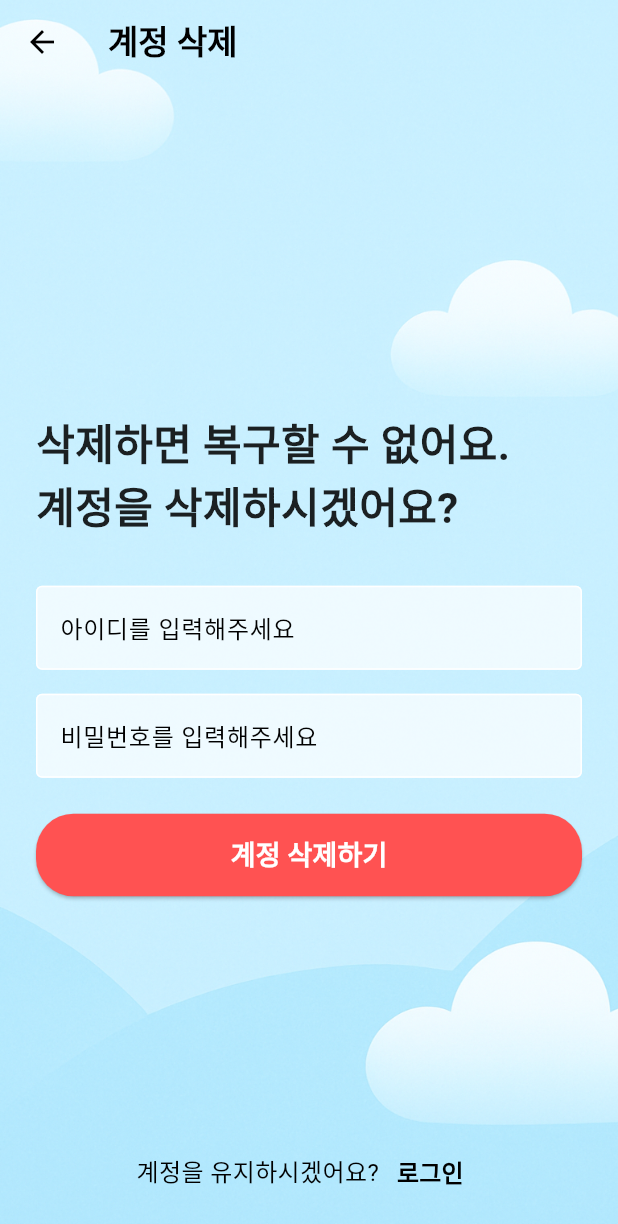
After one commit to kimhamyong/np-vending-machine-app, a Flutter app: the DeleteAccountScreen screen opened by its route, on a phone screen of 412 x 824 dp. The commit adds this screen. Shown: the top 1224 px of the screen. Run offline on Flutter 3.47's test engine with Material 3 defaults, Android fonts, the phone set to English and light mode, and no system bars; our stand-ins replace shared_preferences; accounts and stored records are empty; Roboto replaces fonts that are missing (Pretendard).

Commit message:
feat: 계정 삭제 추가

```diff
--- a/lib/main.dart
+++ b/lib/main.dart
@@ -1,4 +1,5 @@
 import 'package:flutter/material.dart';
+import 'package:np_vending_machine_app/screens/onboarding/delete_screen.dart';
 import 'package:np_vending_machine_app/screens/onboarding/initial_screen.dart';
 import 'package:np_vending_machine_app/screens/onboarding/login_screen.dart';
 import 'package:np_vending_machine_app/screens/onboarding/signup_screen.dart';
@@ -38,6 +39,8 @@ class VendingMachineApp extends StatelessWidget {
         '/vending': (context) => VendingScreen(),
         '/admin': (context) => AdminScreen(),
         '/sales': (context) => SalesScreen(),
+        '/sales': (context) => SalesScreen(),
+        '/delete-account': (context) => DeleteAccountScreen(),
       },
     );
   }
--- /dev/null
+++ b/lib/screens/onboarding/delete_screen.dart
@@ -0,0 +1,186 @@
+import 'package:flutter/material.dart';
+
+class DeleteAccountScreen extends StatefulWidget {
+  static const routeName = '/delete-account';
+
+  @override
+  _DeleteAccountScreenState createState() => _DeleteAccountScreenState();
+}
+
+class _DeleteAccountScreenState extends State<DeleteAccountScreen> {
+  final TextEditingController emailController = TextEditingController();
+  final TextEditingController passwordController = TextEditingController();
+
+  String? emailError;
+  String? passwordError;
+
+  void handleDeleteAccount() {
+    final email = emailController.text.trim();
+    final password = passwordController.text;
+
+    setState(() {
+      emailError = null;
+      passwordError = null;
+    });
+
+    if (email.isEmpty || !email.contains('@')) {
+      setState(() {
+        emailError = '올바른 아이디(이메일)를 입력해주세요.';
+      });
+      return;
+    }
+
+    if (password.isEmpty || password.length < 4) {
+      setState(() {
+        passwordError = '비밀번호를 입력해주세요.';
+      });
+      return;
+    }
+
+    // 실제 삭제 로직 처리 (서버와 통신 등)
+    print('계정 삭제 완료: $email');
+    Navigator.pushReplacementNamed(context, '/login');
+  }
+
+  @override
+  Widget build(BuildContext context) {
+    return Scaffold(
+      extendBodyBehindAppBar: true,
+      appBar: AppBar(
+        title: const Text(
+          '계정 삭제',
+          style: TextStyle(
+            fontFamily: 'Pretendard',
+            fontWeight: FontWeight.bold,
+          ),
+        ),
+        backgroundColor: Colors.transparent,
+        elevation: 0,
+      ),
+      body: Container(
+        decoration: const BoxDecoration(
+          image: DecorationImage(
+            image: AssetImage('assets/images/background.png'),
+            fit: BoxFit.cover,
+          ),
+        ),
+        child: Center(
+          child: SingleChildScrollView(
+            padding: const EdgeInsets.symmetric(horizontal: 24.0),
+            child: Column(
+              crossAxisAlignment: CrossAxisAlignment.start,
+              children: [
+                const SizedBox(height: kToolbarHeight + 200),
+
+                Text(
+                  "삭제하면 복구할 수 없어요.\n계정을 삭제하시겠어요?",
+                  style: const TextStyle(
+                    fontSize: 28,
+                    fontWeight: FontWeight.bold,
+                    fontFamily: 'Pretendard',
+                    color: Colors.black87,
+                  ),
+                ),
+                const SizedBox(height: 32),
+
+                // 아이디 입력
+                TextField(
+                  controller: emailController,
+                  decoration: InputDecoration(
+                    labelText: '아이디를 입력해주세요',
+                    labelStyle: const TextStyle(fontFamily: 'Pretendard'),
+                    filled: true,
+                    fillColor: Colors.white70,
+                    errorText: emailError,
+                    enabledBorder: OutlineInputBorder(
+                      borderSide: const BorderSide(color: Colors.white),
+                      borderRadius: BorderRadius.circular(4),
+                    ),
+                    focusedBorder: OutlineInputBorder(
+                      borderSide: const BorderSide(color: Colors.white),
+                      borderRadius: BorderRadius.circular(4),
+                    ),
+                  ),
+                ),
+                const SizedBox(height: 16),
+
+                // 비밀번호 입력
+                TextField(
+                  controller: passwordController,
+                  obscureText: true,
+                  decoration: InputDecoration(
+                    labelText: '비밀번호를 입력해주세요',
+                    labelStyle: const TextStyle(fontFamily: 'Pretendard'),
+                    filled: true,
+                    fillColor: Colors.white70,
+                    errorText: passwordError,
+                    enabledBorder: OutlineInputBorder(
+                      borderSide: const BorderSide(color: Colors.white),
+                      borderRadius: BorderRadius.circular(4),
+                    ),
+                    focusedBorder: OutlineInputBorder(
+                      borderSide: const BorderSide(color: Colors.white),
+                      borderRadius: BorderRadius.circular(4),
+                    ),
+                  ),
+                ),
+                const SizedBox(height: 24),
+
+                // 삭제 버튼
+                ElevatedButton(
+                  onPressed: handleDeleteAccount,
+                  style: ElevatedButton.styleFrom(
+                    backgroundColor: Colors.redAccent,
+                    shape: RoundedRectangleBorder(
+                      borderRadius: BorderRadius.circular(25),
+                    ),
+                    minimumSize: const Size(double.infinity, 55),
+                  ),
+                  child: const Text(
+                    '계정 삭제하기',
+                    style: TextStyle(
+                      fontSize: 18,
+                      fontWeight: FontWeight.bold,
+                      fontFamily: 'Pretendard',
+                      color: Colors.white,
+                    ),
+                  ),
+                ),
+                const SizedBox(height: 160),
+
+                // 로그인 화면 이동 안내
+                Row(
+                  mainAxisAlignment: MainAxisAlignment.center,
+                  children: [
+                    const Text(
+                      '계정을 유지하시겠어요?',
+                      style: TextStyle(
+                        fontSize: 16,
+                        fontFamily: 'Pretendard',
+                        color: Colors.black,
+                      ),
+                    ),
+                    TextButton(
+                      onPressed: () {
+                        Navigator.pushNamed(context, '/login');
+                      },
+                      child: const Text(
+                        '로그인',
+                        style: TextStyle(
+                          fontSize: 16,
+                          fontFamily: 'Pretendard',
+                          fontWeight: FontWeight.bold,
+                          color: Colors.black,
+                        ),
+                      ),
+                    ),
+                  ],
+                ),
+              ],
+            ),
+          ),
+        ),
+      ),
+    );
+  }
+}
--- a/lib/screens/onboarding/login_screen.dart
+++ b/lib/screens/onboarding/login_screen.dart
@@ -169,6 +169,23 @@ class _LoginScreenState extends State<LoginScreen> {
                       ),
                     ],
                   ),
+                // 계정 삭제 버튼
+                Center(
+                  child: TextButton(
+                    onPressed: () {
+                      Navigator.pushNamed(context, '/delete-account');
+                    },
+                    child: const Text(
+                      '계정 삭제',
+                      style: TextStyle(
+                        fontSize: 16,
+                        fontFamily: 'Pretendard',
+                        fontWeight: FontWeight.bold,
+                        color: Colors.grey,
+                      ),
+                    ),
+                  ),
+                )
               ],
             ),
           ),
```
